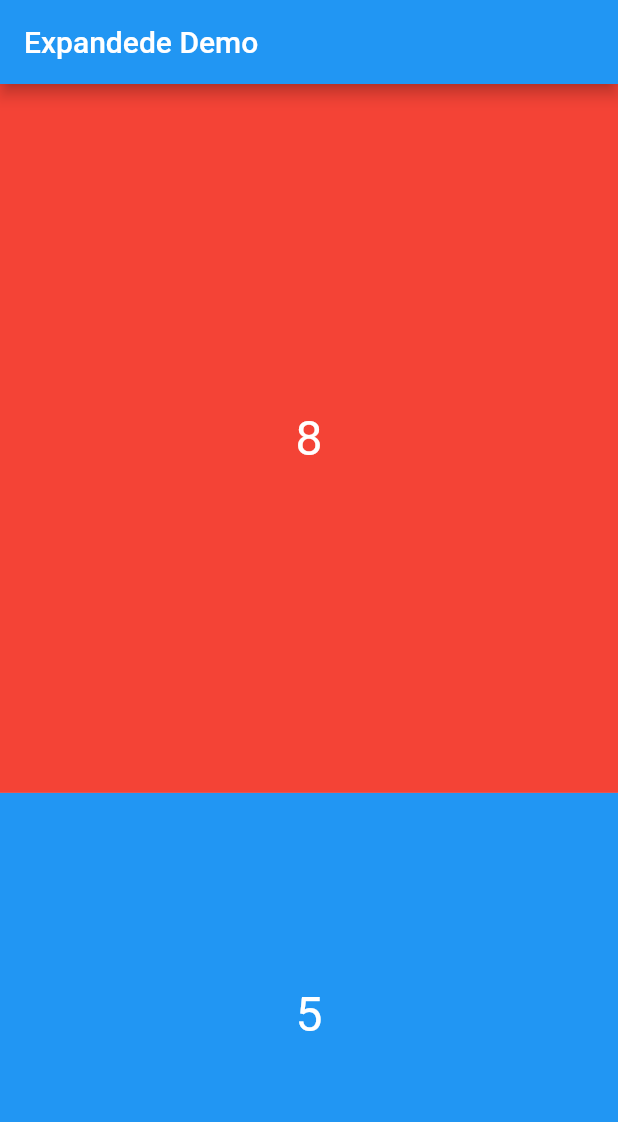
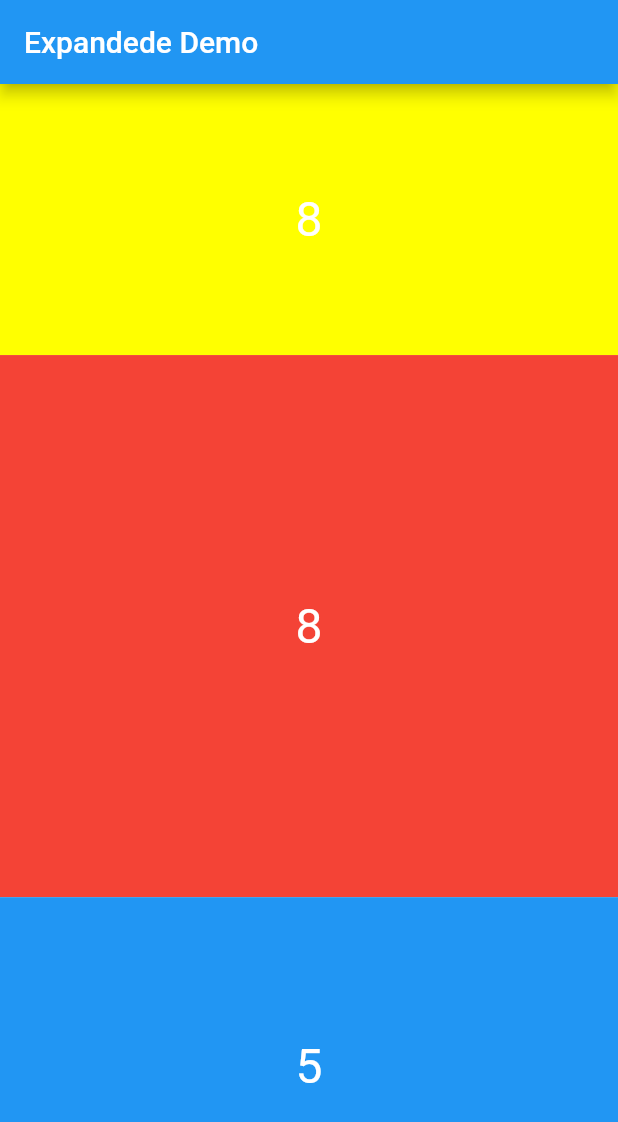
Before and after one commit to Ravindra-unuri/flutter_expanded, a Flutter app: the screen it shows after launch, on a phone screen of 412 x 824 dp. Shown: the top 1122 px of the screen. Run offline on Flutter 3.47's test engine with Material 2 defaults, Android fonts, the phone set to English and light mode, and no system bars.

Commit message:
26-04-2023 Second

```diff
--- a/lib/main.dart
+++ b/lib/main.dart
@@ -18,6 +18,10 @@ class MyApp extends StatelessWidget {
       body: SafeArea(
         child: Column(
           children: [
+            Widget_customContainer(
+              col: Colors.yellowAccent,
+              flv: 4
+            ),
             Expanded(
               flex: 8,
               child: Container(
@@ -51,3 +55,22 @@ class MyApp extends StatelessWidget {
     ));
   }
 }
+Widget_customContainer({
+  required int flv,
+  required Color col,
+}){
+  return Expanded(
+    flex: flv,
+    child: Container(
+      constraints: BoxConstraints.expand(),
+      padding: EdgeInsetsDirectional.all(30),
+      color: col,
+      child: Center(child: Text('8',
+        style: TextStyle(
+          color: Colors.white,
+          fontSize: 32,
+        ),
+      )),
+    ),
+  );
+}
```
